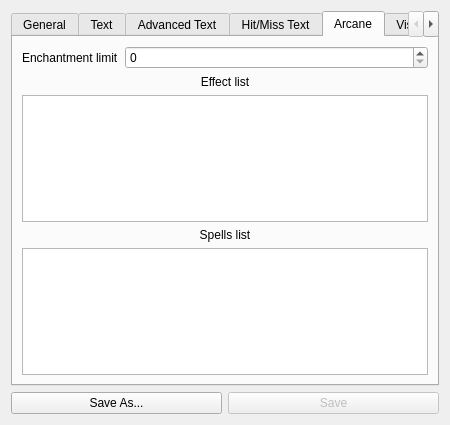
Before: the Qt Designer form weaponwindow.ui in PythonicMoron/Liliths-Throne-Mod-Tool, drawn with Qt 5.
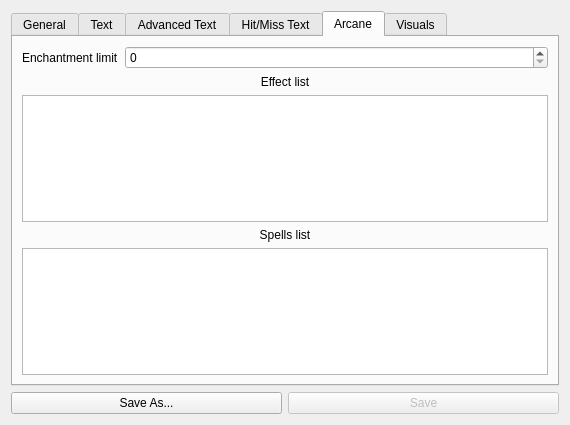
After: the same form once the commit is applied. The open tabs and pages were chosen to show the change.

Commit message:
Morphed effects list to a table
Refactored the effects list handler to take a QTableWidget instead of a QListWidget and now it sorts the effect data into columns. Might have some bugs or missing features I didn't account for.

The edit to the form file:
```diff
--- a/weaponwindow.ui
+++ b/weaponwindow.ui
@@ -6,7 +6,7 @@
    <rect>
     <x>0</x>
     <y>0</y>
-    <width>450</width>
+    <width>570</width>
     <height>425</height>
    </rect>
   </property>
@@ -443,7 +443,7 @@
         </widget>
        </item>
        <item>
-        <widget class="QListWidget" name="effectList">
+        <widget class="QTableWidget" name="effectList">
          <property name="toolTip">
           <string>&lt;html&gt;&lt;head/&gt;&lt;body&gt;&lt;p&gt;List of enchantments weapon spawns with.&lt;/p&gt;&lt;/body&gt;&lt;/html&gt;</string>
          </property>
@@ -453,12 +453,21 @@
          <property name="alternatingRowColors">
           <bool>true</bool>
          </property>
-         <property name="spacing">
-          <number>2</number>
-         </property>
          <property name="wordWrap">
-          <bool>true</bool>
+          <bool>false</bool>
          </property>
+         <attribute name="horizontalHeaderShowSortIndicator" stdset="0">
+          <bool>false</bool>
+         </attribute>
+         <attribute name="horizontalHeaderStretchLastSection">
+          <bool>false</bool>
+         </attribute>
+         <attribute name="verticalHeaderVisible">
+          <bool>false</bool>
+         </attribute>
+         <attribute name="verticalHeaderHighlightSections">
+          <bool>false</bool>
+         </attribute>
         </widget>
        </item>
        <item>
```
The commit also changes 5 other files.
